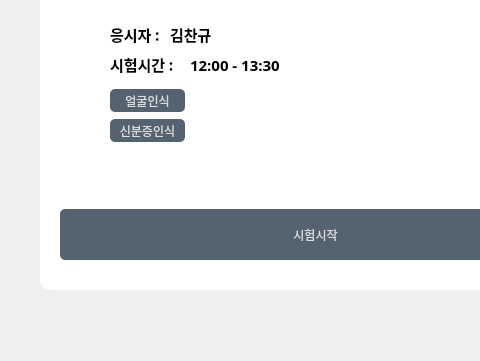
This is Application/testpage.ui in hhhhhhhhhhhhhhhhho/ISEEYOU as Qt 5 draws it before an edit; both pictures show x 0 to 480 and y 141 to 502 of the 641 by 502 pixel window. The edited form follows.
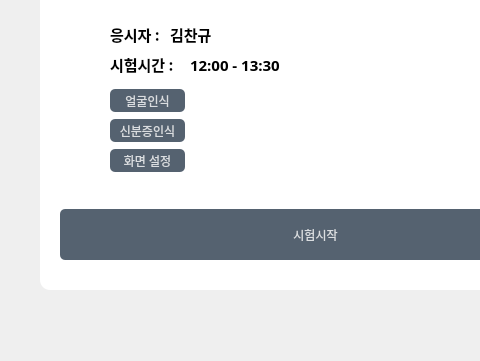
This is the edited form. Icons and pictures are not drawn.

```diff
--- a/Application/testpage.ui
+++ b/Application/testpage.ui
@@ -280,6 +280,32 @@
     <string>&lt;html&gt;&lt;head/&gt;&lt;body&gt;&lt;p&gt;&lt;img src=&quot;:/all/check.png&quot;/&gt;&lt;/p&gt;&lt;/body&gt;&lt;/html&gt;</string>
    </property>
   </widget>
+  <widget class="QPushButton" name="pushButton_5">
+   <property name="geometry">
+    <rect>
+     <x>110</x>
+     <y>290</y>
+     <width>75</width>
+     <height>23</height>
+    </rect>
+   </property>
+   <property name="text">
+    <string>화면 설정</string>
+   </property>
+  </widget>
+  <widget class="QLabel" name="label_11">
+   <property name="geometry">
+    <rect>
+     <x>80</x>
+     <y>290</y>
+     <width>16</width>
+     <height>21</height>
+    </rect>
+   </property>
+   <property name="text">
+    <string>&lt;html&gt;&lt;head/&gt;&lt;body&gt;&lt;p&gt;&lt;img src=&quot;:/all/check.png&quot;/&gt;&lt;/p&gt;&lt;/body&gt;&lt;/html&gt;</string>
+   </property>
+  </widget>
  </widget>
  <resources>
   <include location="res.qrc"/>
```
Left out of the diff: 2 changed lines with no effect on the pictures.
